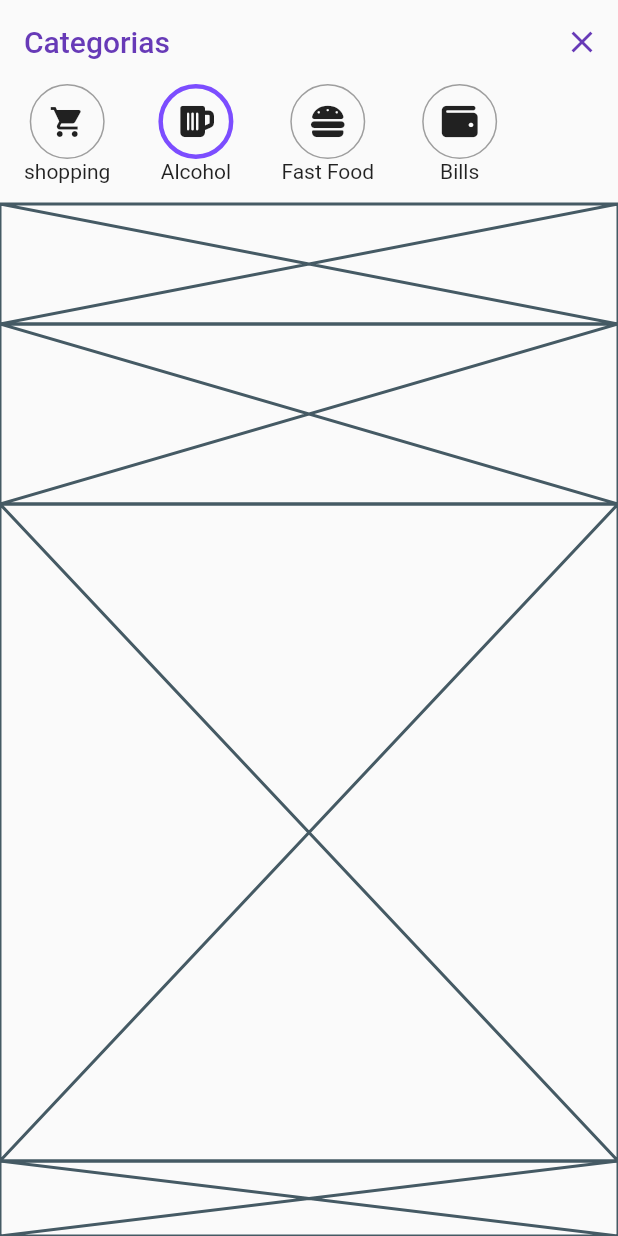
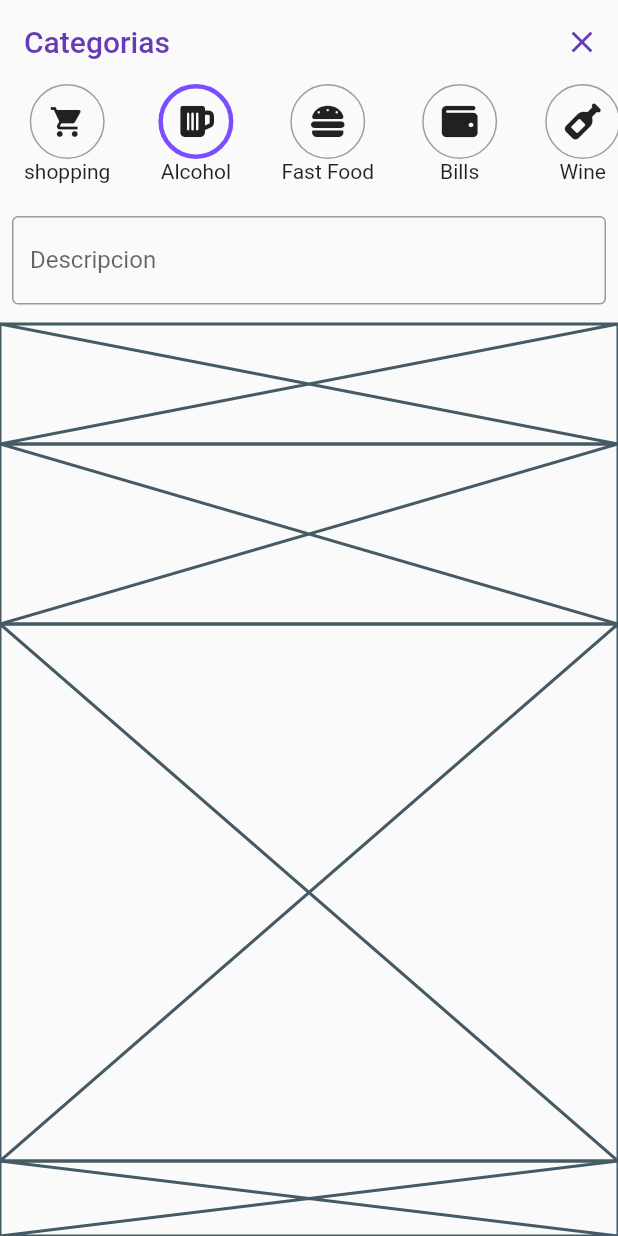
Before and after one commit to JoseAntonioGalan/gestion_app, a Flutter app: the AddPage screen opened by its route, on a phone screen of 412 x 824 dp. Run offline on Flutter 3.47's test engine with Material 2 defaults, Android fonts, the phone set to English and light mode, and no system bars; our stand-ins replace charts_flutter, cloud_firestore, firebase_auth, firebase_core, font_awesome_flutter, google_sign_in; accounts and stored records are empty.

Commit message:
Texto descripcion y aunmento categorias

```diff
--- a/lib/screens/add_page.dart
+++ b/lib/screens/add_page.dart
@@ -12,6 +12,8 @@ class AddPage extends StatefulWidget {
 }
 
 class _AddPageState extends State<AddPage> {
+  final _descripcionController = TextEditingController();
+
   @override
   Widget build(BuildContext context) {
     return Scaffold(
@@ -41,6 +43,7 @@ class _AddPageState extends State<AddPage> {
     return Column(
       children: <Widget>[
         _categorySelector(),
+        _name(),
         _tipe(),
         _currentValue(),
         _numpad(),
@@ -58,15 +61,31 @@ class _AddPageState extends State<AddPage> {
           "shopping": Icons.shopping_cart,
           "Alcohol": FontAwesomeIcons.beer,
           "Fast Food": FontAwesomeIcons.hamburger,
-          "Bills": FontAwesomeIcons.wallet
+          "Bills": FontAwesomeIcons.wallet,
+          "Wine": FontAwesomeIcons.wineBottle,
+          "Water": FontAwesomeIcons.water,
+          "Movile": FontAwesomeIcons.mobile,
+          "Pedro": FontAwesomeIcons.user
         },
       ),
     );
   }
 
-  Widget _tipe() => Placeholder(
-        fallbackHeight: 80,
+  Widget _name() => Container(
+        height: 80,
+        child: Padding(
+          padding: EdgeInsets.all(8.0),
+          child: TextFormField(
+            controller: _descripcionController,
+            decoration: const InputDecoration(
+                border: OutlineInputBorder(),
+                hintText: "Introduce descripcion",
+                label: Text("Descripcion")),
+          ),
+        ),
       );
+
+  Widget _tipe() => Placeholder(fallbackHeight: 80);
 
   Widget _currentValue() => Placeholder(
         fallbackHeight: 120,
```
